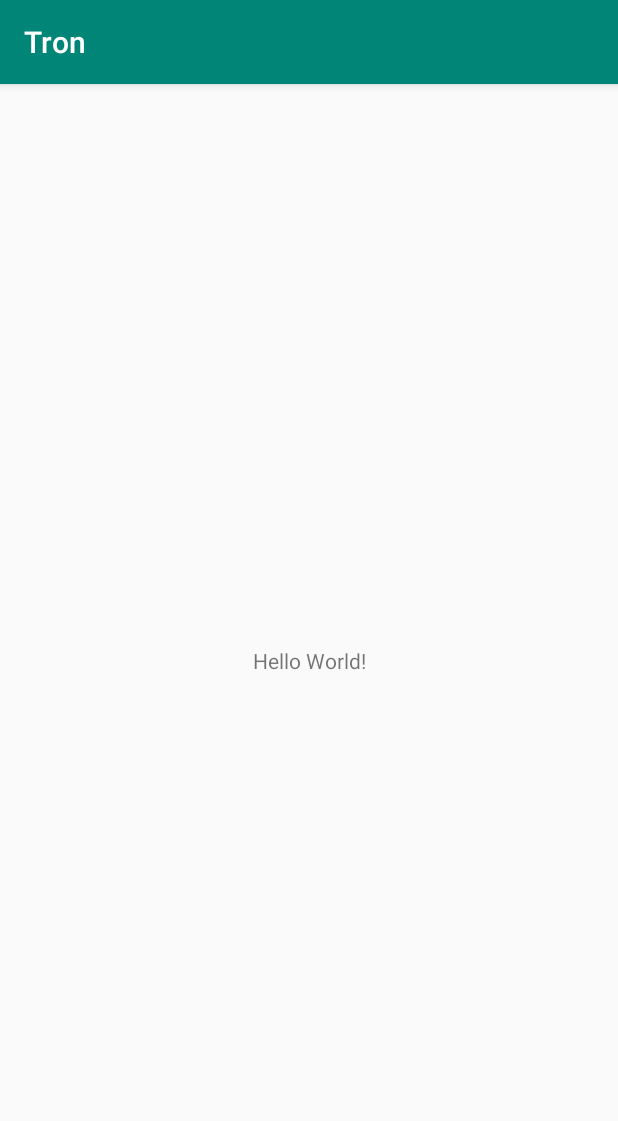
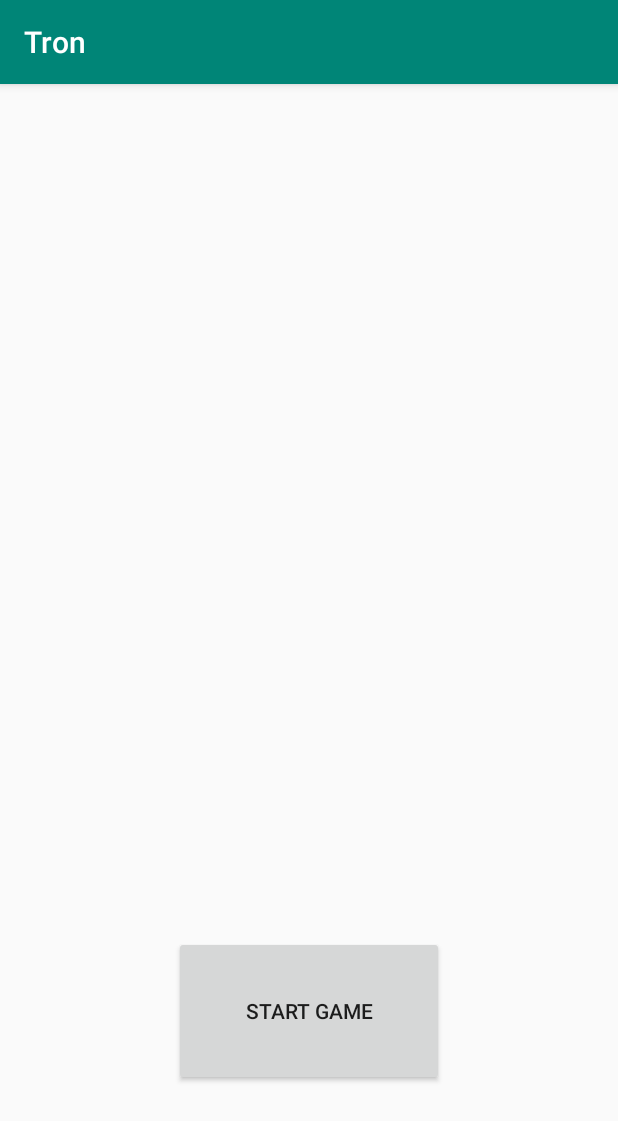
Before and after one commit to Tron-CS125/CS125-Tron, an Android app: the screen it shows after launch (MainActivity), on a phone screen of 412 x 824 dp. Shown: the top 1121 px of the screen. Run offline under Robolectric (Android 15) with nearby library versions, the phone set to English and light mode, and no system bars.

Commit message:
integrated start_screen/also created enter name screen and got start screen button to go to the enter name screen

```diff
--- a/app/src/main/java/com/example/tron/MainActivity.java
+++ b/app/src/main/java/com/example/tron/MainActivity.java
@@ -2,7 +2,9 @@ package com.example.tron;
 
 import androidx.appcompat.app.AppCompatActivity;
 
+import android.content.Intent;
 import android.os.Bundle;
+import android.view.View;
 
 public class MainActivity extends AppCompatActivity {
 
@@ -10,5 +12,12 @@ public class MainActivity extends AppCompatActivity {
     protected void onCreate(Bundle savedInstanceState) {
         super.onCreate(savedInstanceState);
         setContentView(R.layout.activity_main);
+        // creates game in start screen
+        findViewById(R.id.startGameButton).setOnClickListener(new View.OnClickListener() {
+            @Override
+            public void onClick(View unused) {
+                setContentView(R.layout.enter_name);
+            }
+        });
     }
 }
--- a/app/src/main/res/layout/activity_main.xml
+++ b/app/src/main/res/layout/activity_main.xml
@@ -6,13 +6,14 @@
     android:layout_height="match_parent"
     tools:context=".MainActivity">
 
-    <TextView
-        android:layout_width="wrap_content"
-        android:layout_height="wrap_content"
-        android:text="Hello World!"
+    <Button
+        android:id="@+id/startGameButton"
+        android:layout_width="180dp"
+        android:layout_height="100dp"
+        android:layout_marginBottom="100dp"
+        android:text="@string/startButton"
         app:layout_constraintBottom_toBottomOf="parent"
-        app:layout_constraintLeft_toLeftOf="parent"
-        app:layout_constraintRight_toRightOf="parent"
-        app:layout_constraintTop_toTopOf="parent" />
+        app:layout_constraintEnd_toEndOf="parent"
+        app:layout_constraintStart_toStartOf="parent" />
 
 </androidx.constraintlayout.widget.ConstraintLayout>
--- a/app/src/main/res/values/strings.xml
+++ b/app/src/main/res/values/strings.xml
@@ -3,4 +3,6 @@
     <string name="startButton">Start Game</string>
     <string name="logoName">Tron Logo</string>
     <string name="enterName">Enter Name</string>
+    <string name="displayName">Enter Name You Want Displayed</string>
+    <string name="submitButton">Submit</string>
 </resources>
```
Also changed, not shown: app/src/main/res/layout/enter_name.xml (+35 -6 lines), app/src/main/res/layout/start_screen.xml (deleted, +0 -33 lines).
